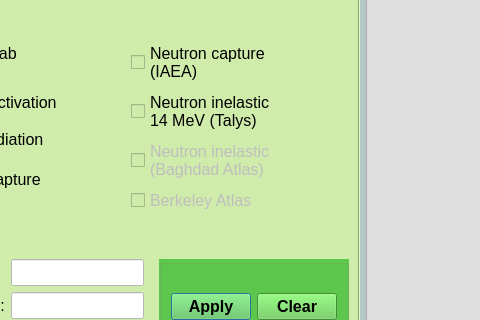
Old version of the form nasagamma/win_isot_id.ui in the repository mauricioAyllon/NASA-gamma; both pictures show x 126 to 606 and y 157 to 477 of the 1129 by 739 pixel window.
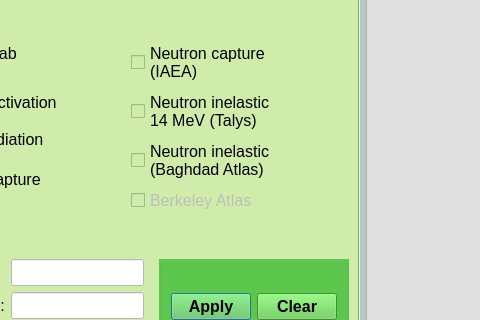
New version of the form.

```diff
--- a/nasagamma/win_isot_id.ui
+++ b/nasagamma/win_isot_id.ui
@@ -582,7 +582,7 @@
              <item row="3" column="1" rowspan="2">
               <widget class="QCheckBox" name="neutron_inl_baghdad">
                <property name="enabled">
-                <bool>false</bool>
+                <bool>true</bool>
                </property>
                <property name="font">
                 <font>
```
